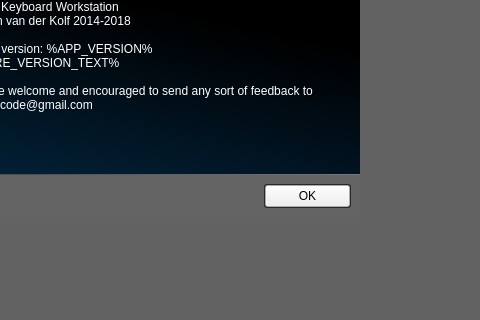
Before: the Qt Designer form src/aboutdialog.ui in noedigcode/konfyt, drawn with Qt 5; both pictures show x 161 to 641 and y 125 to 445 of the 641 by 445 pixel window.
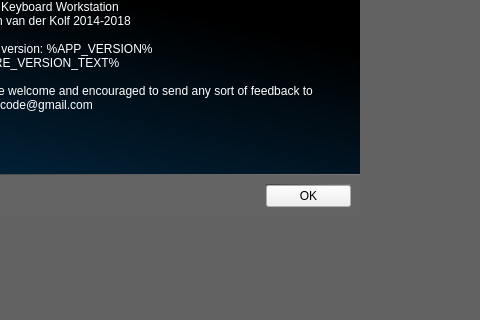
After: the same form once the commit is applied.

Commit message: Consolidated most style sheets into MainWindow's stylesheet; Busy adapting style sheets and layout for variable font size support.

Patch:
```diff
--- a/src/aboutdialog.ui
+++ b/src/aboutdialog.ui
@@ -185,14 +185,7 @@
                </size>
               </property>
               <property name="styleSheet">
-               <string notr="true">QFrame{
-	background: rgb(40,40,40);
-    padding: 1px;
-	border-radius: 3px;
-	border: 0px;
-}
-
-</string>
+               <string notr="true"/>
               </property>
               <property name="frameShape">
                <enum>QFrame::StyledPanel</enum>
```
Left out of the diff: 21 changed lines with no effect on the pictures. The commit also changes 3 other files.
